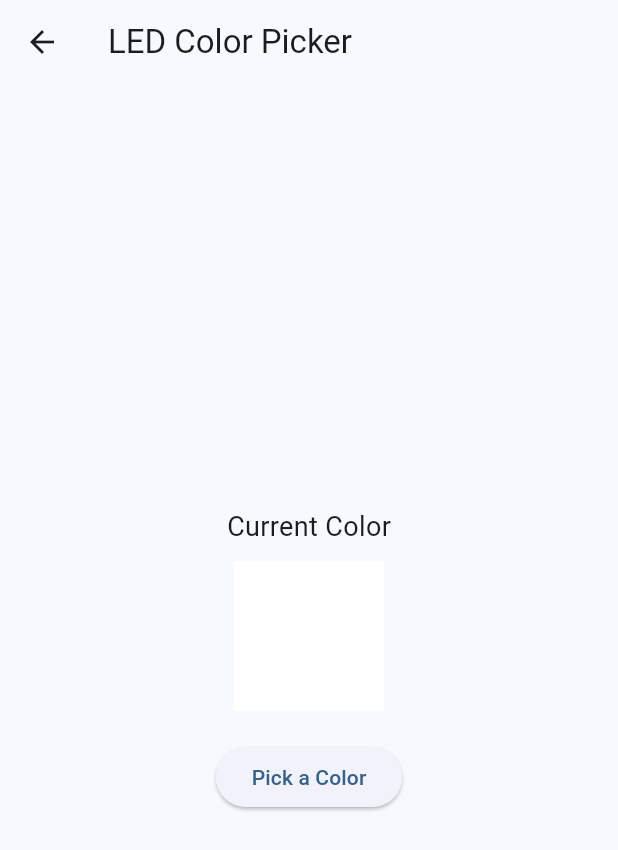
After one commit to DanielG0798/Figma-to-Flutter-LEDapp, a Flutter app: the LEDColorPicker screen opened directly, on a phone screen of 412 x 824 dp. The commit adds this screen. Shown: the top 850 px of the screen. Run offline on Flutter 3.47's test engine with Material 3 defaults, Android fonts, the phone set to English and light mode, and no system bars; our stand-ins replace flutter_colorpicker.

Commit message:
Added LED light color picker and light name with modify option but no values are saved after room exit

```diff
--- /dev/null
+++ b/lib/models/light.dart
@@ -0,0 +1,29 @@
+class Light {
+  final String name;
+  bool isOn;
+  String color; // Added for color
+  String mode; // Added for mode
+
+  // Constructor with default values
+  Light({
+    required this.name,
+    this.isOn = false,
+    this.color = 'white',
+    this.mode = 'normal',
+  });
+
+  // Method to toggle light state
+  void toggle() {
+    isOn = !isOn;
+  }
+
+  // Method to change light color
+  void changeColor(String newColor) {
+    color = newColor;
+  }
+
+  // Method to change light mode
+  void changeMode(String newMode) {
+    mode = newMode;
+  }
+}
--- /dev/null
+++ b/lib/widgets/color_picker.dart
@@ -0,0 +1,71 @@
+import 'package:flutter/material.dart';
+import 'package:flutter_colorpicker/flutter_colorpicker.dart';
+
+class LEDColorPicker extends StatefulWidget {
+  const LEDColorPicker({super.key});
+
+  @override
+  LEDColorPickerState createState() => LEDColorPickerState();
+}
+
+class LEDColorPickerState extends State<LEDColorPicker> {
+  Color pickerColor = Color.fromARGB(255, 255, 255, 255);
+  Color currentColor = Color.fromARGB(255, 255, 255, 255);
+
+  void changeColor(Color color) {
+    setState(() => pickerColor = color);
+  }
+
+  void showColorPicker() {
+    showDialog(
+      context: context,
+      builder: (BuildContext context) {
+        return AlertDialog(
+          title: const Text('Pick a color!'),
+          content: SingleChildScrollView(
+            child: ColorPicker(
+              pickerColor: pickerColor,
+              onColorChanged: changeColor,
+            ),
+          ),
+          actions: <Widget>[
+            ElevatedButton(
+              child: const Text('Got it'),
+              onPressed: () {
+                setState(() => currentColor = pickerColor);
+                // ToDo: Send the selected color to the LED controller here
+                Navigator.of(context).pop();
+              },
+            ),
+          ],
+        );
+      },
+    );
+  }
+
+  @override
+  Widget build(BuildContext context) {
+    return Scaffold(
+      appBar: AppBar(title: Text("LED Color Picker")),
+      body: Center(
+        child: Column(
+          mainAxisAlignment: MainAxisAlignment.center,
+          children: [
+            Text("Current Color", style: TextStyle(fontSize: 18)),
+            SizedBox(height: 10),
+            Container(
+              width: 100,
+              height: 100,
+              color: currentColor,
+            ),
+            SizedBox(height: 20),
+            ElevatedButton(
+              onPressed: showColorPicker,
+              child: Text("Pick a Color"),
+            ),
+          ],
+        ),
+      ),
+    );
+  }
+}
--- a/pubspec.yaml
+++ b/pubspec.yaml
@@ -34,6 +34,7 @@ dependencies:
   # The following adds the Cupertino Icons font to your application.
   # Use with the CupertinoIcons class for iOS style icons.
   cupertino_icons: ^1.0.8
+  flutter_colorpicker: ^1.1.0
 
 dev_dependencies:
   flutter_test:
```
Also changed, not shown: lib/models/room.dart (added, +13 -0 lines), lib/screens/room_screen.dart (+107 -3 lines), lib/widgets/light_box_widget.dart (added, +69 -0 lines), pubspec.lock, 125 other files.
